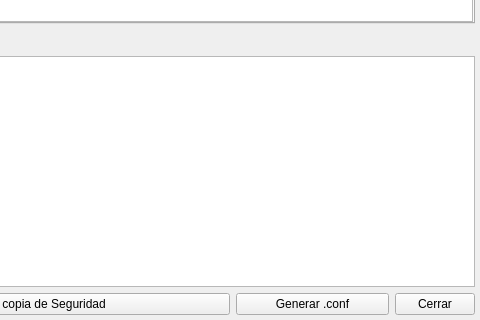
First picture: the form in bulmages/bulmasetup/modificarfacturacionbase.ui, repository eboladev/Bulmages-1, before the edit; both pictures show x 320 to 800 and y 288 to 608 of the 800 by 608 pixel window.
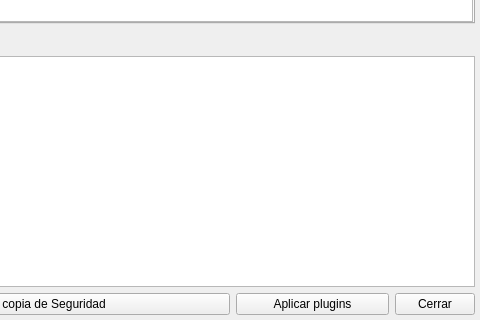
Second picture: the form after the edit. Icons and pictures are not drawn.

Commit message: Arreglo algunos errores menores de bulmasetup. Principalmente que no esta claro con que boton se aplican los cambios realizados. Y con cual se actualiza la version de la base de datos.

```diff
--- a/bulmages/bulmasetup/modificarfacturacionbase.ui
+++ b/bulmages/bulmasetup/modificarfacturacionbase.ui
@@ -220,7 +220,7 @@
    <item row="6" column="3" colspan="2" >
     <widget class="QPushButton" name="mui_aceptar" >
      <property name="text" >
-      <string>Generar .conf</string>
+      <string>Aplicar plugins</string>
      </property>
     </widget>
    </item>
```
Left out of the diff: 36 changed lines with no effect on the pictures. The commit also changes 3 other files.
